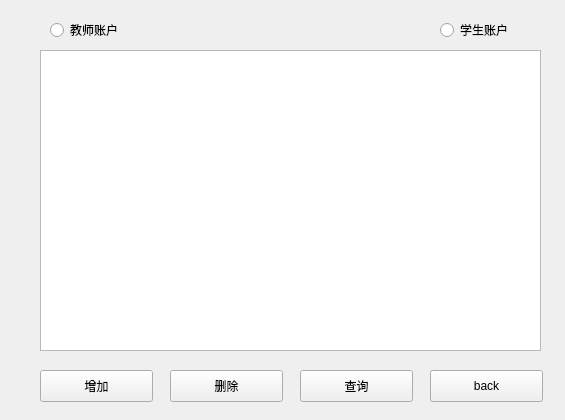
Before: the Qt Designer form admin.ui in yccc233/mana-sys, drawn with Qt 5.
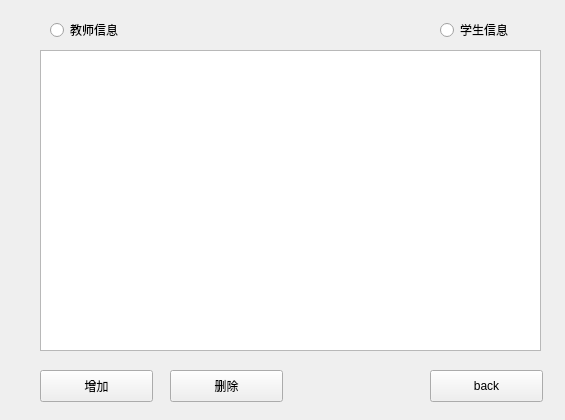
After: the same form once the commit is applied.

```diff
--- a/admin.ui
+++ b/admin.ui
@@ -47,7 +47,7 @@
      </rect>
     </property>
     <property name="text">
-     <string>教师账户</string>
+     <string>教师信息</string>
     </property>
    </widget>
    <widget class="QRadioButton" name="radioButton_stu">
@@ -60,7 +60,7 @@
      </rect>
     </property>
     <property name="text">
-     <string>学生账户</string>
+     <string>学生信息</string>
     </property>
    </widget>
    <widget class="QPushButton" name="pushButton_add">
@@ -89,19 +89,6 @@
      <string>删除</string>
     </property>
    </widget>
-   <widget class="QPushButton" name="pushButton_sea">
-    <property name="geometry">
-     <rect>
-      <x>300</x>
-      <y>370</y>
-      <width>113</width>
-      <height>32</height>
-     </rect>
-    </property>
-    <property name="text">
-     <string>查询</string>
-    </property>
-   </widget>
   </widget>
  </widget>
  <resources/>
```
